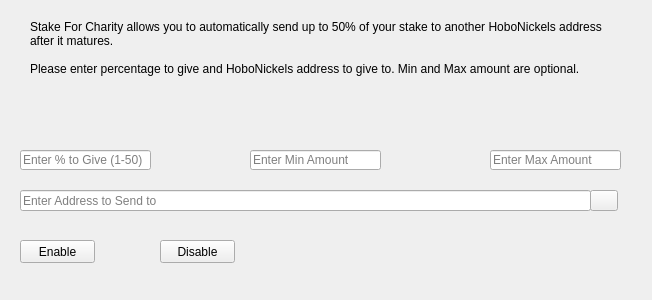
The window that src/qt/forms/charitydialog.ui (Crypto-Expert/HoboNickels) describes before a commit, drawn with Qt 5.
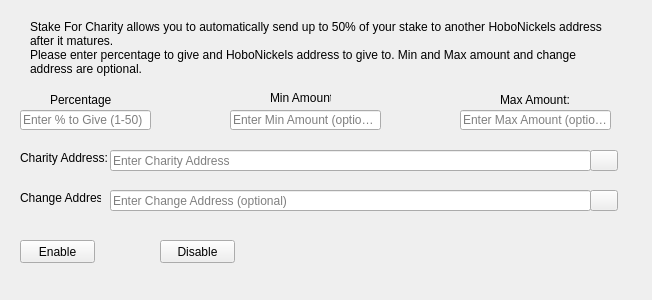
The same window after the commit. Icons and pictures are not drawn.

Commit message:
Update Stake For Charity
Add Change Address
Make Change Address, min and max write to wallet.
Add Labels
Change getS4C calls

Add missed .ui files from earlier commits

Patch:
```diff
--- a/src/qt/forms/charitydialog.ui
+++ b/src/qt/forms/charitydialog.ui
@@ -20,7 +20,7 @@
    <property name="geometry">
     <rect>
      <x>20</x>
-     <y>150</y>
+     <y>110</y>
      <width>131</width>
      <height>20</height>
     </rect>
@@ -35,9 +35,9 @@
   <widget class="QLineEdit" name="charityAddressEdit">
    <property name="geometry">
     <rect>
-     <x>20</x>
-     <y>190</y>
-     <width>571</width>
+     <x>110</x>
+     <y>150</y>
+     <width>481</width>
      <height>21</height>
     </rect>
    </property>
@@ -45,7 +45,7 @@
     <string/>
    </property>
    <property name="placeholderText">
-    <string>Enter Address to Send to</string>
+    <string>Enter Charity Address</string>
    </property>
   </widget>
   <widget class="QLabel" name="label_2">
@@ -54,7 +54,7 @@
      <x>30</x>
      <y>20</y>
      <width>591</width>
-     <height>81</height>
+     <height>61</height>
     </rect>
    </property>
    <property name="lineWidth">
@@ -62,8 +62,7 @@
    </property>
    <property name="text">
     <string>Stake For Charity allows you to automatically send up to 50% of your stake to another HoboNickels address after it matures.
-
-Please enter percentage to give and HoboNickels address to give to. Min and Max amount are optional.</string>
+Please enter percentage to give and HoboNickels address to give to. Min and Max amount and change address are optional.</string>
    </property>
    <property name="alignment">
     <set>Qt::AlignLeading|Qt::AlignLeft|Qt::AlignTop</set>
@@ -75,9 +74,9 @@
   <widget class="QLineEdit" name="charityMinEdit">
    <property name="geometry">
     <rect>
-     <x>250</x>
-     <y>150</y>
-     <width>131</width>
+     <x>230</x>
+     <y>110</y>
+     <width>151</width>
      <height>20</height>
     </rect>
    </property>
@@ -85,15 +84,15 @@
     <string>Enter whole numbers</string>
    </property>
    <property name="placeholderText">
-    <string>Enter Min Amount</string>
+    <string>Enter Min Amount (optional)</string>
    </property>
   </widget>
   <widget class="QLineEdit" name="charityMaxEdit">
    <property name="geometry">
     <rect>
-     <x>490</x>
-     <y>150</y>
-     <width>131</width>
+     <x>460</x>
+     <y>110</y>
+     <width>151</width>
      <height>20</height>
     </rect>
    </property>
@@ -104,7 +103,7 @@
     <string/>
    </property>
    <property name="placeholderText">
-    <string>Enter Max Amount</string>
+    <string>Enter Max Amount (optional)</string>
    </property>
   </widget>
   <widget class="QLabel" name="message">
@@ -156,7 +155,49 @@
    <property name="geometry">
     <rect>
      <x>590</x>
+     <y>150</y>
+     <width>28</width>
+     <height>21</height>
+    </rect>
+   </property>
+   <property name="toolTip">
+    <string>Choose an address from the address book</string>
+   </property>
+   <property name="text">
+    <string/>
+   </property>
+   <property name="icon">
+    <iconset resource="../bitcoin.qrc">
+     <normaloff>:/icons/address-book</normaloff>:/icons/address-book</iconset>
+   </property>
+   <property name="shortcut">
+    <string>Alt+A</string>
+   </property>
+   <property name="autoDefault">
+    <bool>false</bool>
+   </property>
+  </widget>
+  <widget class="QLineEdit" name="charityChangeAddressEdit">
+   <property name="geometry">
+    <rect>
+     <x>110</x>
      <y>190</y>
+     <width>481</width>
+     <height>21</height>
+    </rect>
+   </property>
+   <property name="toolTip">
+    <string>Change address must be owned by you</string>
+   </property>
+   <property name="placeholderText">
+    <string>Enter Change Address (optional)</string>
+   </property>
+  </widget>
+  <widget class="QPushButton" name="changeAddressBookButton">
+   <property name="geometry">
+    <rect>
+     <x>590</x>
+     <y>190</y>
      <width>28</width>
      <height>21</height>
     </rect>
@@ -178,6 +219,86 @@
     <bool>false</bool>
    </property>
   </widget>
+  <widget class="QLabel" name="label">
+   <property name="geometry">
+    <rect>
+     <x>50</x>
+     <y>90</y>
+     <width>61</width>
+     <height>20</height>
+    </rect>
+   </property>
+   <property name="toolTip">
+    <string>Percentage of stake to send</string>
+   </property>
+   <property name="text">
+    <string>Percentage:</string>
+   </property>
+  </widget>
+  <widget class="QLabel" name="label_3">
+   <property name="geometry">
+    <rect>
+     <x>270</x>
+     <y>90</y>
+     <width>61</width>
+     <height>16</height>
+    </rect>
+   </property>
+   <property name="toolTip">
+    <string>Min amount to send</string>
+   </property>
+   <property name="text">
+    <string>Min Amount:</string>
+   </property>
+  </widget>
+  <widget class="QLabel" name="label_4">
+   <property name="geometry">
+    <rect>
+     <x>500</x>
+     <y>90</y>
+     <width>71</width>
+     <height>20</height>
+    </rect>
+   </property>
+   <property name="toolTip">
+    <string>Max amount to send</string>
+   </property>
+   <property name="text">
+    <string>Max Amount:</string>
+   </property>
+  </widget>
+  <widget class="QLabel" name="label_5">
+   <property name="geometry">
+    <rect>
+     <x>20</x>
+     <y>150</y>
+     <width>91</width>
+     <height>16</height>
+    </rect>
+   </property>
+   <property name="toolTip">
+    <string>Address to send portion of stake to</string>
+   </property>
+   <property name="text">
+    <string>Charity Address:</string>
+   </property>
+  </widget>
+  <widget class="QLabel" name="label_6">
+   <property name="geometry">
+    <rect>
+     <x>20</x>
+     <y>190</y>
+     <width>81</width>
+     <height>16</height>
+    </rect>
+   </property>
+   <property name="toolTip">
+    <string>The amount left over returned to you</string>
+   </property>
+   <property name="text">
+    <string>Change Address:</string>
+   </property>
+  </widget>
  </widget>
  <resources>
   <include location="../bitcoin.qrc"/>
```
Left out of the diff: 7 changed lines with no effect on the pictures. The commit also changes 18 other files.
